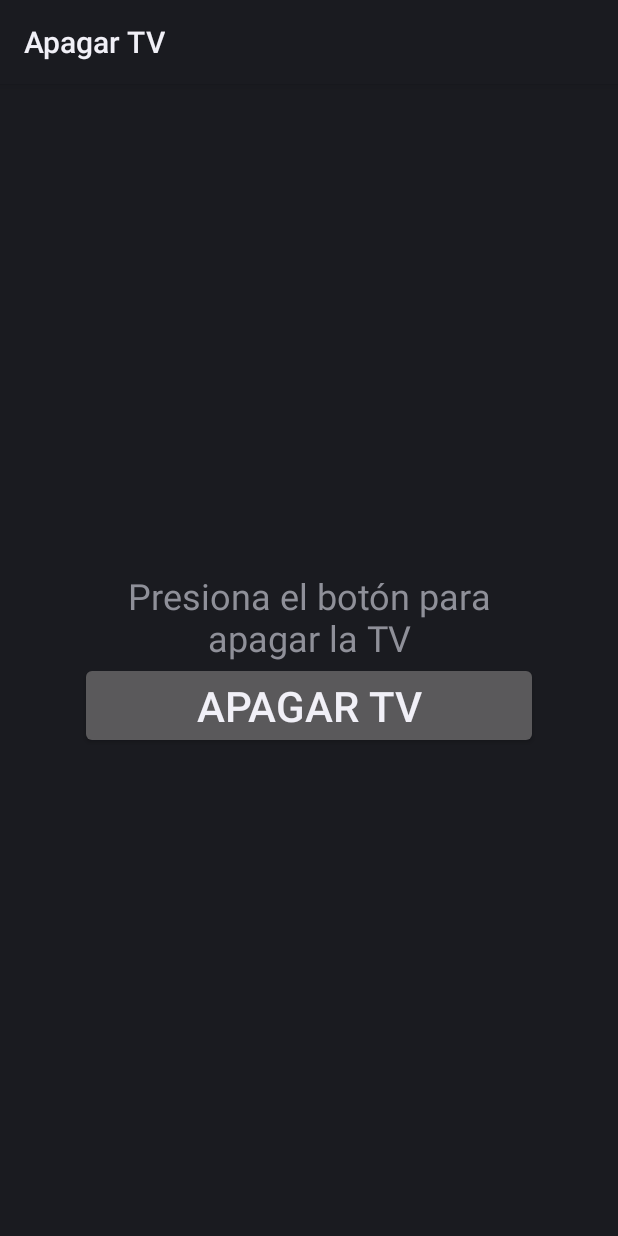
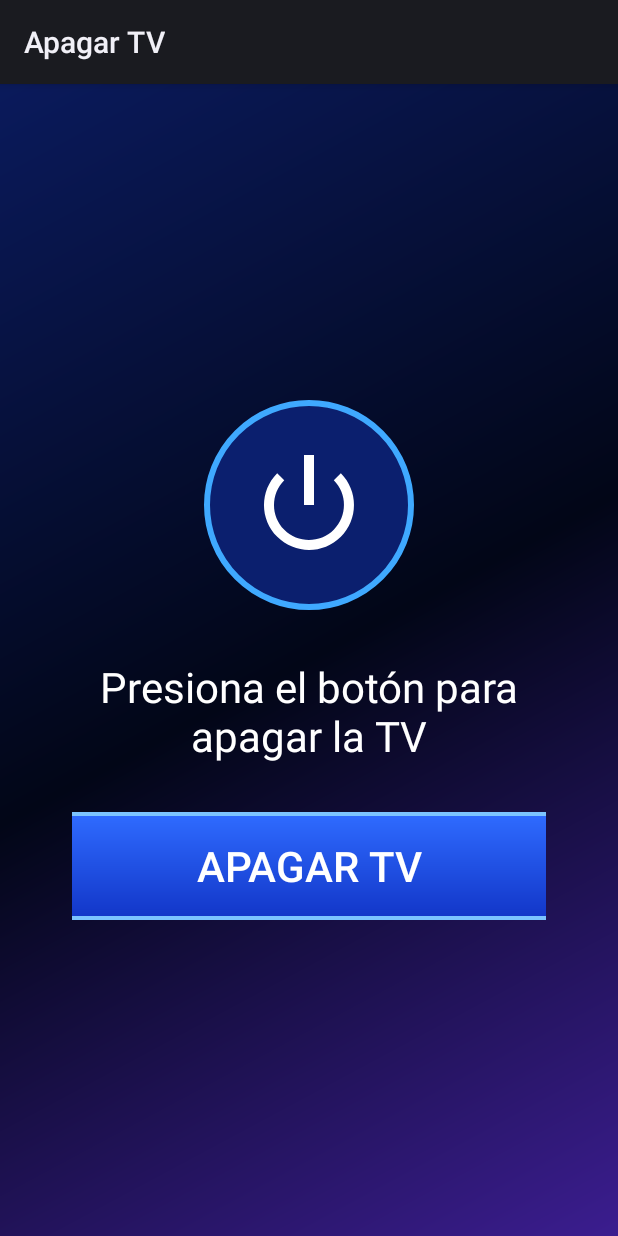
Before and after one commit to ibarramo123-commits/apagar-tv, an Android app: the screen it shows after launch (MainActivity), on a phone screen of 412 x 824 dp. Run offline under Robolectric (Android 15) with nearby library versions, the phone set to English and light mode, and no system bars.

Commit message:
Update MainActivity.kt

```diff
--- a/src/main/java/MainActivity.kt
+++ b/src/main/java/MainActivity.kt
@@ -1,9 +1,13 @@
 package com.apagartv
 
 import android.app.Activity
+import android.graphics.Color
+import android.graphics.drawable.GradientDrawable
 import android.os.Bundle
+import android.util.TypedValue
 import android.view.Gravity
 import android.widget.Button
+import android.widget.ImageView
 import android.widget.LinearLayout
 import android.widget.TextView
 import dadb.AdbKeyPair
@@ -11,30 +15,79 @@ import dadb.Dadb
 import java.io.File
 
 class MainActivity : Activity() {
+
+    private fun dp(v: Int) = (v * resources.displayMetrics.density).toInt()
+
+    private fun pill(borde: Int, grosor: Int) = GradientDrawable(
+        GradientDrawable.Orientation.TOP_BOTTOM,
+        intArrayOf(Color.parseColor("#2F6BFF"), Color.parseColor("#1236C8"))
+    ).apply {
+        cornerRadius = dp(60).toFloat()
+        setStroke(dp(grosor), borde)
+    }
+
     override fun onCreate(savedInstanceState: Bundle?) {
         super.onCreate(savedInstanceState)
 
-        val status = TextView(this).apply {
-            textSize = 24f
+        val fondo = GradientDrawable(
+            GradientDrawable.Orientation.TL_BR,
+            intArrayOf(
+                Color.parseColor("#0A1A5C"),
+                Color.parseColor("#020617"),
+                Color.parseColor("#3B1D8F")
+            )
+        )
+
+        val icono = ImageView(this).apply {
+            setImageResource(android.R.drawable.ic_lock_power_off)
+            setColorFilter(Color.WHITE)
+            setPadding(dp(30), dp(30), dp(30), dp(30))
+            background = GradientDrawable().apply {
+                shape = GradientDrawable.OVAL
+                setColor(Color.parseColor("#0B1F6E"))
+                setStroke(dp(4), Color.parseColor("#3FA9FF"))
+            }
+        }
+
+        val estado = TextView(this).apply {
+            setTextSize(TypedValue.COMPLEX_UNIT_SP, 28f)
+            setTextColor(Color.WHITE)
             gravity = Gravity.CENTER
             text = "Presiona el botón para apagar la TV"
         }
-        val button = Button(this).apply {
-            textSize = 28f
+
+        val boton = Button(this).apply {
             text = "APAGAR TV"
+            setTextColor(Color.WHITE)
+            setTextSize(TypedValue.COMPLEX_UNIT_SP, 28f)
+            background = pill(Color.parseColor("#7CC4FF"), 3)
+            setOnFocusChangeListener { _, enfocado ->
+                background = if (enfocado) pill(Color.WHITE, 6)
+                else pill(Color.parseColor("#7CC4FF"), 3)
+            }
         }
-        setContentView(LinearLayout(this).apply {
+
+        val raiz = LinearLayout(this).apply {
             orientation = LinearLayout.VERTICAL
             gravity = Gravity.CENTER
-            setPadding(80, 80, 80, 80)
-            addView(status)
-            addView(button)
-        })
-        button.requestFocus()
+            background = fondo
+            setPadding(dp(48), dp(48), dp(48), dp(48))
+            addView(icono, LinearLayout.LayoutParams(dp(140), dp(140)))
+            addView(estado, LinearLayout.LayoutParams(
+                LinearLayout.LayoutParams.WRAP_CONTENT,
+                LinearLayout.LayoutParams.WRAP_CONTENT
+            ).apply {
+                topMargin = dp(32)
+                bottomMargin = dp(32)
+            })
+            addView(boton, LinearLayout.LayoutParams(dp(520), dp(72)))
+        }
+        setContentView(raiz)
+        boton.requestFocus()
 
-        button.setOnClickListener {
-            button.isEnabled = false
-            status.text = "Conectando… (la primera vez, acepta el mensaje en la tele)"
+        boton.setOnClickListener {
+            boton.isEnabled = false
+            estado.text = "Conectando… (la primera vez, acepta el mensaje en la tele)"
             Thread {
                 var conectado = false
                 try {
@@ -44,13 +97,13 @@ class MainActivity : Activity() {
                     val keys = AdbKeyPair.read(priv, pub)
                     Dadb.create("127.0.0.1", 5555, keys).use { adb ->
                         conectado = true
-                        runOnUiThread { status.text = "Apagando…" }
+                        runOnUiThread { estado.text = "Apagando…" }
                         adb.shell("reboot -p")
                     }
                 } catch (e: Exception) {
                     if (!conectado) runOnUiThread {
-                        status.text = "No se pudo conectar: ${e.message}"
-                                                button.isEnabled = true
+                        estado.text = "No se pudo conectar: ${e.message}"
+                        boton.isEnabled = true
                     }
                 }
             }.start()
```
